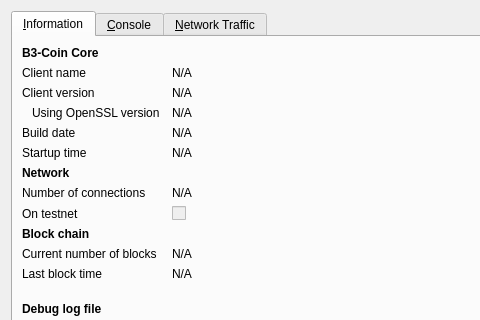
The window that src/qt/forms/rpcconsole.ui (cryptofacto/STAYCOIN) describes before a commit, drawn with Qt 5; both pictures show x 0 to 480 and y 0 to 320 of the 740 by 450 pixel window.
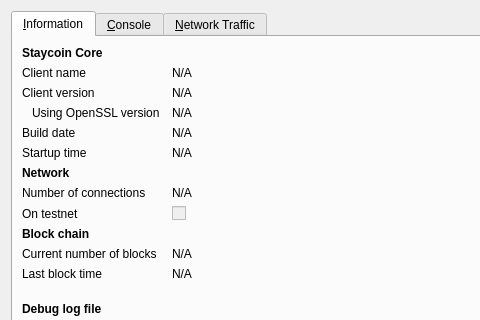
The same window after the commit. Icons and pictures are not drawn. Custom widgets are drawn as their Qt base class.

What changed in the file:
```diff
--- a/src/qt/forms/rpcconsole.ui
+++ b/src/qt/forms/rpcconsole.ui
@@ -39,7 +39,7 @@
           </font>
          </property>
          <property name="text">
-          <string>B3-Coin Core</string>
+          <string>Staycoin Core</string>
          </property>
         </widget>
        </item>
```
Left out of the diff: 6 changed lines with no effect on the pictures.
